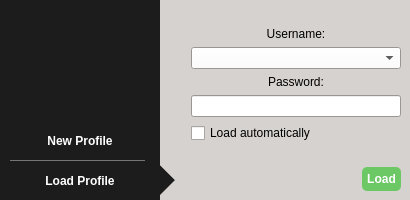
This is src/loginscreen.ui in qTox/qTox as Qt 5 draws it before an edit. The edited form follows.
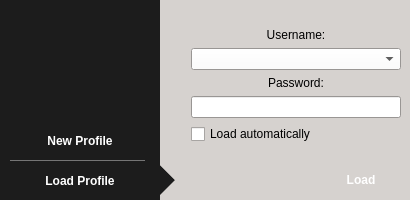
This is the edited form. Icons and pictures are not drawn.

Commit message: set login dialog style via css stylesheet

Diff of the .ui file:
```diff
--- a/src/loginscreen.ui
+++ b/src/loginscreen.ui
@@ -996,15 +996,6 @@
                <bold>true</bold>
               </font>
              </property>
-             <property name="autoFillBackground">
-              <bool>false</bool>
-             </property>
-             <property name="styleSheet">
-              <string notr="true">border-radius:5px;
-padding:5px;
-color:white;
-background-color:#6cc865;</string>
-             </property>
              <property name="text">
               <string>Load</string>
              </property>
```
Left out of the diff: 9 changed lines with no effect on the pictures. The commit also changes 3 other files.
